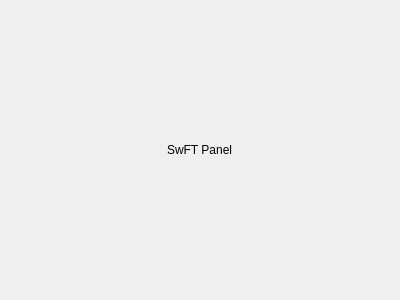
The window that ghost-kit/SwFT/ui/SwFTdockPanel.ui (ghost-kit/GHOST) describes before a commit, drawn with Qt 5.
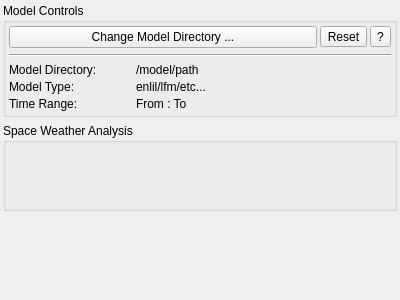
The same window after the commit. Custom widgets are drawn as their Qt base class.

```diff
--- a/ghost-kit/SwFT/ui/SwFTdockPanel.ui
+++ b/ghost-kit/SwFT/ui/SwFTdockPanel.ui
@@ -14,41 +14,208 @@
    <string>Form</string>
   </property>
   <layout class="QGridLayout" name="gridLayout">
-   <item row="1" column="0">
-    <spacer name="horizontalSpacer">
-     <property name="orientation">
-      <enum>Qt::Horizontal</enum>
-     </property>
-     <property name="sizeHint" stdset="0">
-      <size>
-       <width>40</width>
-       <height>20</height>
-      </size>
-     </property>
-    </spacer>
-   </item>
-   <item row="1" column="1">
-    <widget class="QLabel" name="label">
-     <property name="text">
-      <string>SwFT Panel</string>
-     </property>
-    </widget>
-   </item>
+   <property name="leftMargin">
+    <number>3</number>
+   </property>
+   <property name="topMargin">
+    <number>3</number>
+   </property>
+   <property name="rightMargin">
+    <number>3</number>
+   </property>
+   <property name="bottomMargin">
+    <number>3</number>
+   </property>
    <item row="0" column="0">
-    <spacer name="verticalSpacer">
-     <property name="orientation">
-      <enum>Qt::Vertical</enum>
+    <widget class="QGroupBox" name="modelControl">
+     <property name="title">
+      <string>Model Controls</string>
      </property>
-     <property name="sizeHint" stdset="0">
-      <size>
-       <width>20</width>
-       <height>40</height>
-      </size>
+     <layout class="QGridLayout" name="gridLayout_2">
+      <property name="leftMargin">
+       <number>3</number>
+      </property>
+      <property name="topMargin">
+       <number>3</number>
+      </property>
+      <property name="rightMargin">
+       <number>3</number>
+      </property>
+      <property name="bottomMargin">
+       <number>3</number>
+      </property>
+      <property name="verticalSpacing">
+       <number>6</number>
+      </property>
+      <item row="1" column="0">
+       <widget class="QWidget" name="buttons" native="true">
+        <layout class="QGridLayout" name="gridLayout_4">
+         <property name="leftMargin">
+          <number>0</number>
+         </property>
+         <property name="topMargin">
+          <number>0</number>
+         </property>
+         <property name="rightMargin">
+          <number>0</number>
+         </property>
+         <property name="bottomMargin">
+          <number>0</number>
+         </property>
+         <property name="spacing">
+          <number>3</number>
+         </property>
+         <item row="0" column="1">
+          <widget class="QToolButton" name="resetButton">
+           <property name="text">
+            <string>Reset</string>
+           </property>
+          </widget>
+         </item>
+         <item row="0" column="0">
+          <widget class="QPushButton" name="loadModel">
+           <property name="text">
+            <string>Change Model Directory ...</string>
+           </property>
+          </widget>
+         </item>
+         <item row="0" column="2">
+          <widget class="QToolButton" name="helpButton">
+           <property name="text">
+            <string>?</string>
+           </property>
+          </widget>
+         </item>
+        </layout>
+       </widget>
+      </item>
+      <item row="3" column="0">
+       <widget class="QWidget" name="modelStats" native="true">
+        <layout class="QGridLayout" name="gridLayout_5">
+         <property name="leftMargin">
+          <number>0</number>
+         </property>
+         <property name="topMargin">
+          <number>0</number>
+         </property>
+         <property name="rightMargin">
+          <number>0</number>
+         </property>
+         <property name="bottomMargin">
+          <number>0</number>
+         </property>
+         <property name="spacing">
+          <number>3</number>
+         </property>
+         <item row="0" column="0">
+          <widget class="QLabel" name="dirLabel">
+           <property name="enabled">
+            <bool>true</bool>
+           </property>
+           <property name="sizePolicy">
+            <sizepolicy hsizetype="Minimum" vsizetype="Preferred">
+             <horstretch>0</horstretch>
+             <verstretch>0</verstretch>
+            </sizepolicy>
+           </property>
+           <property name="maximumSize">
+            <size>
+             <width>124</width>
+             <height>16777215</height>
+            </size>
+           </property>
+           <property name="text">
+            <string>Model Directory:</string>
+           </property>
+          </widget>
+         </item>
+         <item row="0" column="1">
+          <widget class="QLabel" name="dir">
+           <property name="text">
+            <string>/model/path</string>
+           </property>
+          </widget>
+         </item>
+         <item row="1" column="0">
+          <widget class="QLabel" name="modelTypeLabel">
+           <property name="maximumSize">
+            <size>
+             <width>124</width>
+             <height>16777215</height>
+            </size>
+           </property>
+           <property name="text">
+            <string>Model Type: </string>
+           </property>
+          </widget>
+         </item>
+         <item row="2" column="0">
+          <widget class="QLabel" name="label">
+           <property name="maximumSize">
+            <size>
+             <width>124</width>
+             <height>16777215</height>
+            </size>
+           </property>
+           <property name="text">
+            <string>Time Range:</string>
+           </property>
+          </widget>
+         </item>
+         <item row="1" column="1">
+          <widget class="QLabel" name="modelType">
+           <property name="text">
+            <string>enlil/lfm/etc...</string>
+           </property>
+          </widget>
+         </item>
+         <item row="2" column="1">
+          <widget class="QLabel" name="label_2">
+           <property name="text">
+            <string>From : To</string>
+           </property>
+          </widget>
+         </item>
+        </layout>
+       </widget>
+      </item>
+      <item row="2" column="0">
+       <widget class="Line" name="line">
+        <property name="orientation">
+         <enum>Qt::Horizontal</enum>
+        </property>
+       </widget>
+      </item>
+     </layout>
+    </widget>
+   </item>
+   <item row="2" column="0">
+    <widget class="QGroupBox" name="spaceWeatherControls">
+     <property name="title">
+      <string>Space Weather Analysis</string>
      </property>
-    </spacer>
+     <layout class="QGridLayout" name="gridLayout_3">
+      <item row="1" column="0">
+       <spacer name="verticalSpacer_2">
+        <property name="orientation">
+         <enum>Qt::Vertical</enum>
+        </property>
+        <property name="sizeHint" stdset="0">
+         <size>
+          <width>20</width>
+          <height>47</height>
+         </size>
+        </property>
+       </spacer>
+      </item>
+      <item row="0" column="0">
+       <widget class="gkSwftControlWidget" name="widget" native="true"/>
+      </item>
+     </layout>
+    </widget>
    </item>
    <item row="3" column="0">
-    <spacer name="verticalSpacer_2">
+    <spacer name="verticalSpacer">
      <property name="orientation">
       <enum>Qt::Vertical</enum>
      </property>
@@ -60,21 +227,16 @@
      </property>
     </spacer>
    </item>
-   <item row="1" column="2">
-    <spacer name="horizontalSpacer_2">
-     <property name="orientation">
-      <enum>Qt::Horizontal</enum>
-     </property>
-     <property name="sizeHint" stdset="0">
-      <size>
-       <width>40</width>
-       <height>20</height>
-      </size>
-     </property>
-    </spacer>
-   </item>
   </layout>
  </widget>
+ <customwidgets>
+  <customwidget>
+   <class>gkSwftControlWidget</class>
+   <extends>QWidget</extends>
+   <header location="global">gkSwftControlWidget.h</header>
+   <container>1</container>
+  </customwidget>
+ </customwidgets>
  <resources/>
  <connections/>
 </ui>
```
